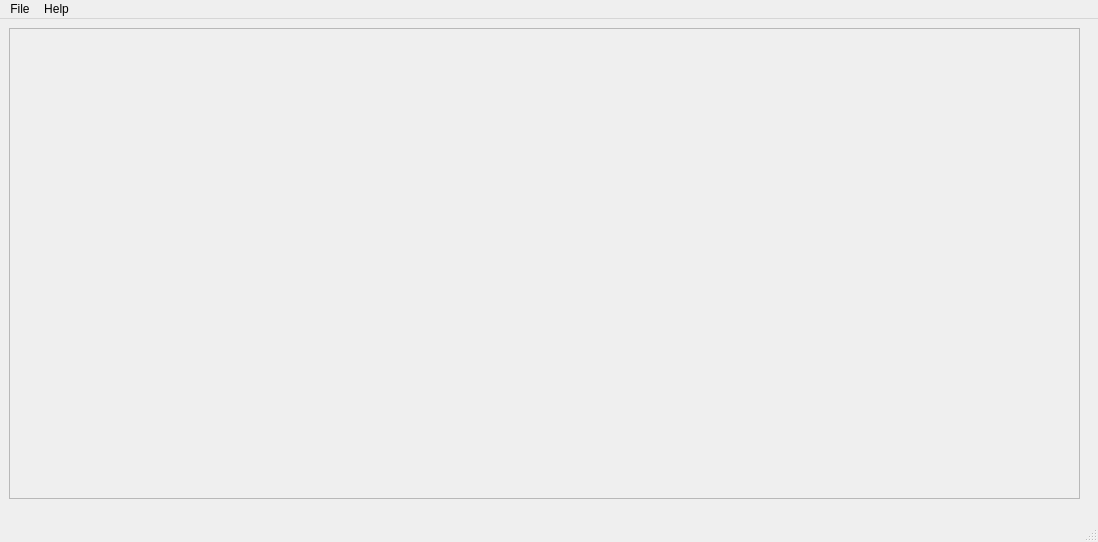
Above: ui/mainWindow.ui from 9qUmV4/SoundKey2 before the change. Below: the same form after it.
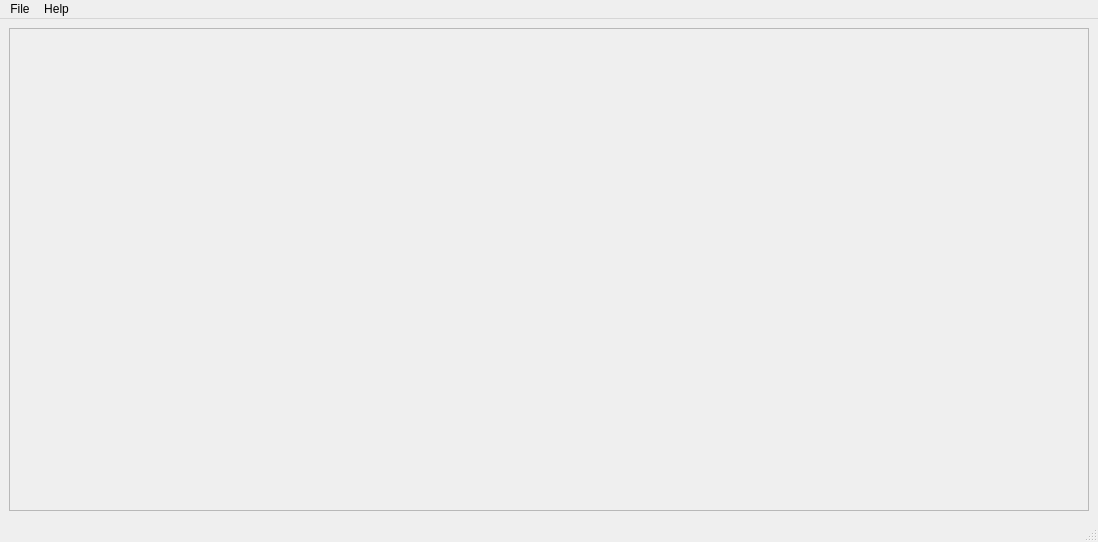
That is the form after the change.

Patch:
```diff
--- a/ui/mainWindow.ui
+++ b/ui/mainWindow.ui
@@ -23,15 +23,8 @@
      <verstretch>0</verstretch>
     </sizepolicy>
    </property>
-   <widget class="QWidget" name="verticalLayoutWidget">
-    <property name="geometry">
-     <rect>
-      <x>9</x>
-      <y>9</y>
-      <width>1071</width>
-      <height>471</height>
-     </rect>
-    </property>
+   <layout class="QGridLayout" name="gridLayout">
+    <item row="0" column="0">
     <layout class="QVBoxLayout" name="verticalLayout">
      <property name="sizeConstraint">
       <enum>QLayout::SetDefaultConstraint</enum>
@@ -53,7 +46,8 @@
       </widget>
      </item>
     </layout>
-   </widget>
+    </item>
+   </layout>
   </widget>
   <widget class="QMenuBar" name="menubar">
    <property name="geometry">
```
Lines whose indentation alone changed are shown as unchanged.
